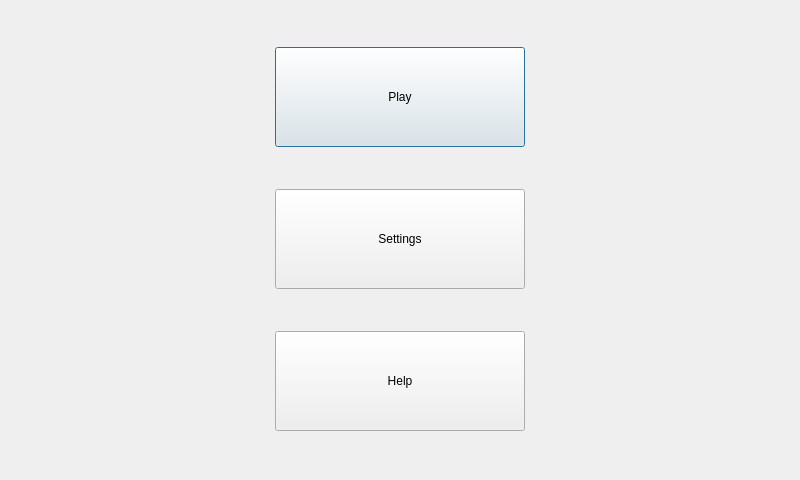
Before: the Qt Designer form maindialog.ui in lmnp/TexasHoldemManager, drawn with Qt 5.
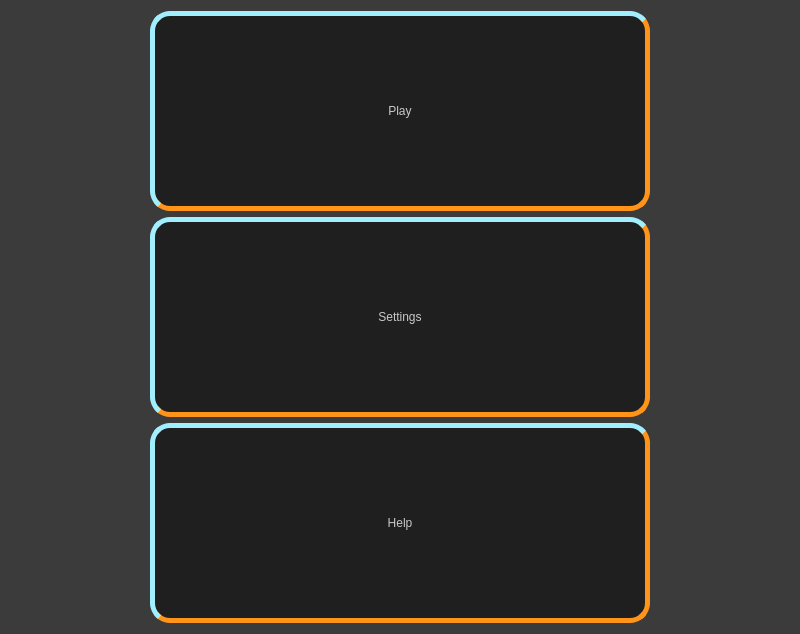
After: the same form once the commit is applied.

Commit message: Started adding color scheme

What changed in the file:
```diff
--- a/maindialog.ui
+++ b/maindialog.ui
@@ -13,6 +13,9 @@
   <property name="windowTitle">
    <string>MainDialog</string>
   </property>
+  <property name="styleSheet">
+   <string notr="true">background-color: rgb(59, 59, 59);</string>
+  </property>
   <layout class="QGridLayout" name="gridLayout">
    <item row="0" column="0">
     <widget class="QPushButton" name="pb_play">
@@ -24,16 +27,28 @@
      </property>
      <property name="minimumSize">
       <size>
-       <width>250</width>
-       <height>100</height>
+       <width>500</width>
+       <height>200</height>
       </size>
      </property>
      <property name="maximumSize">
       <size>
-       <width>250</width>
-       <height>100</height>
+       <width>500</width>
+       <height>200</height>
       </size>
      </property>
+     <property name="styleSheet">
+      <string notr="true">border-style: outset;
+font: oblique 20pt &quot;Purisa&quot;;
+background-color: rgb(31, 31, 31);
+color: rgb(200, 200, 200);
+border-width: 5px;
+border-radius: 20px;
+border-top-color: rgb(34, 215, 255);
+border-left-color: rgb(34, 215, 255);
+border-right-color: rgb(255, 148, 25);
+border-bottom-color: rgb(255, 148, 25);</string>
+     </property>
      <property name="locale">
       <locale language="English" country="UnitedStates"/>
      </property>
@@ -52,16 +67,28 @@
      </property>
      <property name="minimumSize">
       <size>
-       <width>250</width>
-       <height>100</height>
+       <width>500</width>
+       <height>200</height>
       </size>
      </property>
      <property name="maximumSize">
       <size>
-       <width>250</width>
-       <height>100</height>
+       <width>500</width>
+       <height>200</height>
       </size>
      </property>
+     <property name="styleSheet">
+      <string notr="true">border-style: outset;
+font: oblique 20pt &quot;Purisa&quot;;
+background-color: rgb(31, 31, 31);
+color: rgb(200, 200, 200);
+border-width: 5px;
+border-radius: 20px;
+border-top-color: rgb(34, 215, 255);
+border-left-color: rgb(34, 215, 255);
+border-right-color: rgb(255, 148, 25);
+border-bottom-color: rgb(255, 148, 25);</string>
+     </property>
      <property name="locale">
       <locale language="English" country="UnitedStates"/>
      </property>
@@ -80,16 +107,28 @@
      </property>
      <property name="minimumSize">
       <size>
-       <width>250</width>
-       <height>100</height>
+       <width>500</width>
+       <height>200</height>
       </size>
      </property>
      <property name="maximumSize">
       <size>
-       <width>250</width>
-       <height>100</height>
+       <width>500</width>
+       <height>200</height>
       </size>
      </property>
+     <property name="styleSheet">
+      <string notr="true">border-style: outset;
+font: oblique 20pt &quot;Purisa&quot;;
+background-color: rgb(31, 31, 31);
+color: rgb(200, 200, 200);
+border-width: 5px;
+border-radius: 20px;
+border-top-color: rgb(34, 215, 255);
+border-left-color: rgb(34, 215, 255);
+border-right-color: rgb(255, 148, 25);
+border-bottom-color: rgb(255, 148, 25);</string>
+     </property>
      <property name="locale">
       <locale language="English" country="UnitedStates"/>
      </property>
```
The commit also changes 4 other files.
